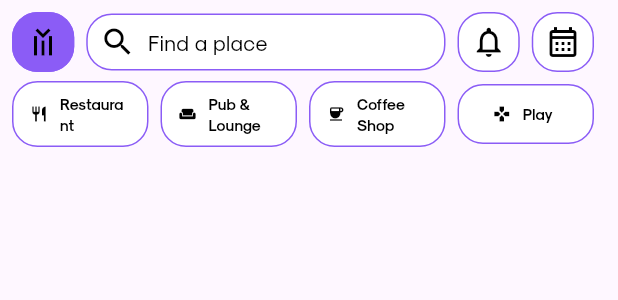
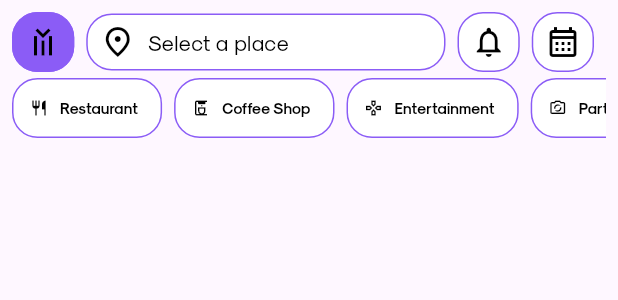
Before and after one commit to tuudug/pinly, a Flutter app: the MainMapToolbar widget shown alone on an empty page, opened directly, after a tap on the "menu open" icon, on a phone screen of 412 x 824 dp. Shown: the top 300 px of the screen. Run offline on Flutter 3.47's test engine with Material 2 defaults, Android fonts, the light colour scheme and no system bars; our stand-ins replace cherry_toast, cloud_firestore, firebase_auth, firebase_core, firebase_crashlytics, firebase_database and 9 more; missing offline and left inert: dart:ffi, flutter_map_animations, flutter_map_location_marker, flutter_map_tile_caching, relative_time; accounts and stored records are empty.

Commit message:
bunch of changes

```diff
--- a/lib/widgets/main_map_toolbar.dart
+++ b/lib/widgets/main_map_toolbar.dart
@@ -2,6 +2,16 @@ import 'package:flutter/material.dart';
 import 'package:flutter_riverpod/flutter_riverpod.dart';
 import 'package:pinly/colors.dart';
 import 'package:pinly/providers/selected_place_type_provider.dart';
+
+List<PlaceType> placeTypes = [
+  PlaceType(Icons.restaurant_outlined, "Restaurant", 0),
+  PlaceType(Icons.coffee_maker_outlined, "Coffee Shop", 1),
+  PlaceType(Icons.gamepad_outlined, "Entertainment", 2),
+  PlaceType(Icons.party_mode_outlined, "Party", 3),
+  PlaceType(Icons.museum_outlined, "Museum", 4),
+  PlaceType(Icons.sports_outlined, "Gym & Sports", 5),
+  PlaceType(Icons.book_outlined, "Library & Book Shop", 6),
+];
 
 class MainMapToolbar extends ConsumerStatefulWidget {
   const MainMapToolbar({
@@ -72,7 +82,15 @@ class MainMapToolbarState extends ConsumerState<MainMapToolbar> {
                           width: 1.0,
                         ),
                       ),
-                      child: buildSearchBar(selectedPlaceType)),
+                      child: GestureDetector(
+                          onTap: () {
+                            if (morePlacesToggled == false) {
+                              setState(() {
+                                morePlacesToggled = true;
+                              });
+                            }
+                          },
+                          child: buildSearchBar(selectedPlaceType))),
                 ),
               ),
               Expanded(
@@ -117,38 +135,20 @@ class MainMapToolbarState extends ConsumerState<MainMapToolbar> {
               ),
             ],
           ),
-          AnimatedOpacity(
-            opacity: morePlacesToggled ? 1.0 : 0.0,
-            duration: Duration(milliseconds: 250),
-            child: Flex(
-              direction: Axis.horizontal,
-              children: [
-                Expanded(
-                    flex: 1,
-                    child: PlaceTypeButton(
-                      icon: Icons.restaurant,
-                      text: "Restaurant",
-                      id: 0,
-                    )),
-                Expanded(
-                    flex: 1,
-                    child: PlaceTypeButton(
-                        icon: Icons.weekend, text: "Pub & Lounge", id: 1)),
-                Expanded(
-                    flex: 1,
-                    child: PlaceTypeButton(
-                      icon: Icons.coffee,
-                      text: "Coffee Shop",
-                      id: 2,
-                    )),
-                Expanded(
-                    flex: 1,
-                    child: PlaceTypeButton(
-                      icon: Icons.gamepad,
-                      text: "Play",
-                      id: 3,
-                    )),
-              ],
+          SizedBox(
+            height: 40,
+            child: AnimatedOpacity(
+              opacity: morePlacesToggled ? 1.0 : 0.0,
+              duration: Duration(milliseconds: 250),
+              child: ListView(
+                scrollDirection: Axis.horizontal,
+                children: List.generate(
+                    placeTypes.length,
+                    (index) => PlaceTypeButton(
+                        icon: placeTypes[index].icon,
+                        text: placeTypes[index].name,
+                        id: placeTypes[index].id)),
+              ),
             ),
           ),
         ],
@@ -245,18 +245,18 @@ class PlaceTypeSelectedIndicator extends ConsumerWidget {
 Widget buildSearchBar(int placeType) {
   if (placeType == -1) {
     return PlaceTypeSelectedIndicator(
-        icon: Icons.search, text: "Find a place", id: -1);
-  } else if (placeType == 0) {
-    return PlaceTypeSelectedIndicator(
-        icon: Icons.restaurant, text: "Restaurant", id: 0);
-  } else if (placeType == 1) {
-    return PlaceTypeSelectedIndicator(
-        icon: Icons.weekend, text: "Pub & Lounge", id: 1);
-  } else if (placeType == 2) {
-    return PlaceTypeSelectedIndicator(
-        icon: Icons.coffee, text: "Coffee Shop", id: 2);
-  } else if (placeType == 3) {
-    return PlaceTypeSelectedIndicator(icon: Icons.gamepad, text: "Play", id: 3);
+        icon: Icons.place_outlined, text: "Select a place", id: -1);
   }
-  return Text("Lol");
+  return PlaceTypeSelectedIndicator(
+      icon: placeTypes[placeType].icon,
+      text: placeTypes[placeType].name,
+      id: placeTypes[placeType].id);
 }
+
+class PlaceType {
+  IconData icon;
+  String name;
+  int id;
+
+  PlaceType(this.icon, this.name, this.id);
+}
--- a/pubspec.yaml
+++ b/pubspec.yaml
@@ -54,6 +54,9 @@ dependencies:
   geolocator: ^9.0.2
   flutter_map_tile_caching: ^8.0.0
   relative_time: ^4.0.1
+  smooth_page_indicator: ^1.1.0
+  cherry_toast: ^1.3.1
+  flutter_animate: ^4.2.0
 
 dev_dependencies:
   flutter_test:
```
Also changed, not shown: lib/firestore/places.dart (+19 -0 lines), lib/screens/main_map.dart (+3 -83 lines), lib/screens/place_page.dart (added, +208 -0 lines), lib/widgets/place_bottom_sheet.dart (added, +119 -0 lines), lib/widgets/place_features.dart (added, +98 -0 lines), pubspec.lock.
